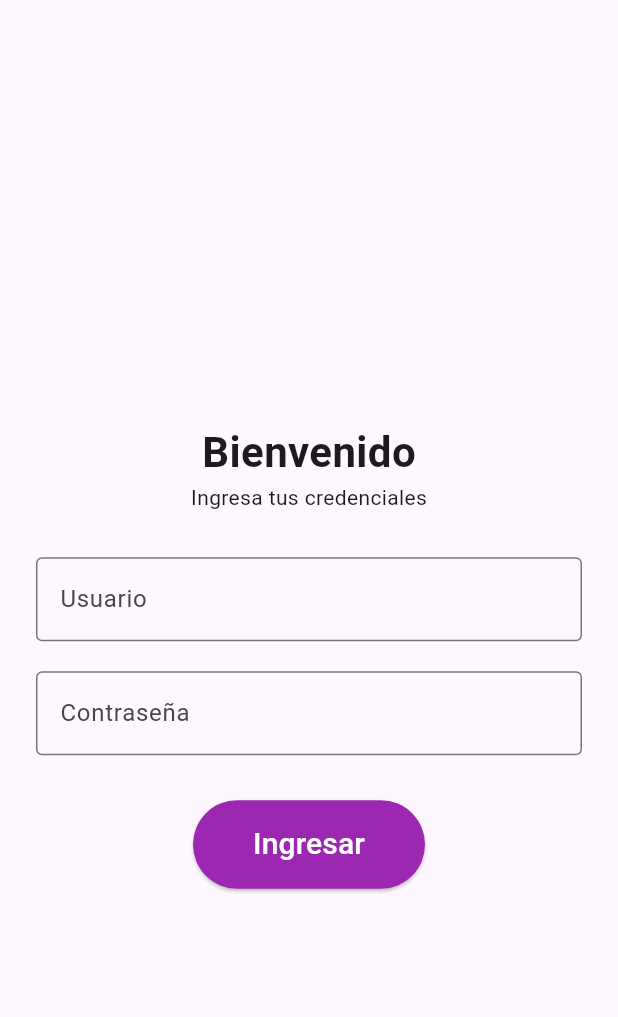
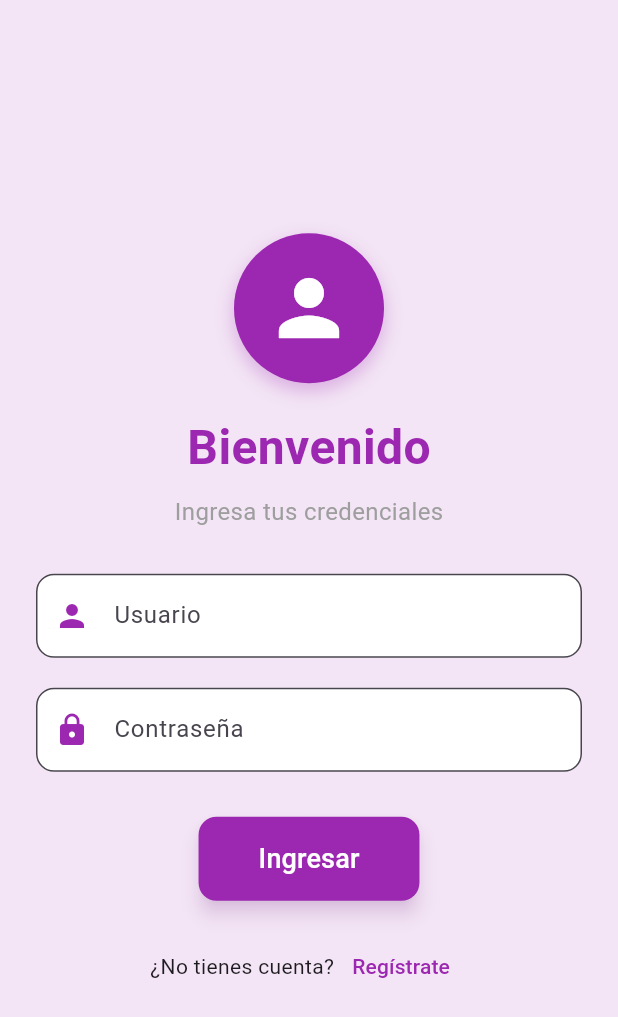
Before and after one commit to MartinAlejandro7/flutter_Alejandro_app_7, a Flutter app: the screen it shows after launch, on a phone screen of 412 x 824 dp. Shown: the top 1017 px of the screen. Run offline on Flutter 3.47's test engine with Material 3 defaults, Android fonts, the phone set to English and light mode, and no system bars; our stand-ins replace dio.

```diff
--- a/lib/controlador/login_controlador.dart
+++ b/lib/controlador/login_controlador.dart
@@ -16,7 +16,6 @@ class LoginControlador {
 
       if (response is Map<String, dynamic>) {
         if (response.containsKey('error')) {
-          // ✅ IMPRIME EN CONSOLA QUE LA CONTRASEÑA ES INCORRECTA
           if (response['error'] == 'Credenciales inválidas') {
             print("==================================");
             print("❌ ERROR: Contraseña o usuario incorrecto");
@@ -34,7 +33,6 @@ class LoginControlador {
 
         Usuario user = Usuario.fromJson(response);
 
-        // ✅ IMPRIME LOS DATOS EN CONSOLA SI EL LOGIN ES EXITOSO
         print("==================================");
         print("✅ LOGIN EXITOSO");
         print("Cédula: ${user.cedulaUsuario}");
@@ -47,7 +45,6 @@ class LoginControlador {
       } else if (response is List && response.isNotEmpty) {
         Usuario user = Usuario.fromJson(response[0]);
 
-        // ✅ IMPRIME LOS DATOS EN CONSOLA
         print("==================================");
         print("✅ LOGIN EXITOSO");
         print("Cédula: ${user.cedulaUsuario}");
--- a/lib/main.dart
+++ b/lib/main.dart
@@ -1,6 +1,5 @@
 import 'package:flutter/material.dart';
 import 'package:flutter_application_7/pantallas/login_page.dart';
-import 'package:flutter_application_7/pantallas/home_page.dart';
 
 void main() {
   runApp(const MyApp());
@@ -14,11 +13,7 @@ class MyApp extends StatelessWidget {
     return MaterialApp(
       title: 'App Login',
       debugShowCheckedModeBanner: false,
-      initialRoute: '/',
-      routes: {
-        '/': (context) => const LoginPage(),
-        '/home': (context) => const HomePage(),
-      },
+      home: const LoginPage(),
     );
   }
 }
--- a/lib/pantallas/login_page.dart
+++ b/lib/pantallas/login_page.dart
@@ -1,6 +1,7 @@
 import 'package:flutter/material.dart';
 import 'package:flutter_application_7/controlador/login_controlador.dart';
 import 'package:flutter_application_7/pantallas/home_page.dart';
+import 'package:flutter_application_7/pantallas/registro_page.dart';
 
 class LoginPage extends StatefulWidget {
   const LoginPage({super.key});
@@ -17,33 +18,79 @@ class _LoginPageState extends State<LoginPage> {
   @override
   Widget build(BuildContext context) {
     return Scaffold(
-      body: Padding(
+      backgroundColor: Colors.purple[50],
+      body: SafeArea(
+        child: Padding(
           padding: const EdgeInsets.symmetric(horizontal: 24.0),
           child: Center(
             child: SingleChildScrollView(
               child: Column(
+                mainAxisAlignment: MainAxisAlignment.center,
                 children: [
-                const SizedBox(height: 50),
+                  Container(
+                    width: 100,
+                    height: 100,
+                    decoration: BoxDecoration(
+                      color: Colors.purple,
+                      borderRadius: BorderRadius.circular(50),
+                      boxShadow: [
+                        BoxShadow(
+                          color: Colors.purple.withOpacity(0.3),
+                          blurRadius: 10,
+                          offset: const Offset(0, 5),
+                        ),
+                      ],
+                    ),
+                    child: const Icon(
+                      Icons.person,
+                      color: Colors.white,
+                      size: 60,
+                    ),
+                  ),
+                  const SizedBox(height: 20),
                   const Text(
                     'Bienvenido',
-                  style: TextStyle(fontSize: 28, fontWeight: FontWeight.bold),
+                    style: TextStyle(
+                      fontSize: 32,
+                      fontWeight: FontWeight.bold,
+                      color: Colors.purple,
                     ),
-                const Text('Ingresa tus credenciales'),
+                  ),
+                  const SizedBox(height: 8),
+                  const Text(
+                    'Ingresa tus credenciales',
+                    style: TextStyle(fontSize: 16, color: Colors.grey),
+                  ),
                   const SizedBox(height: 30),
                   TextField(
                     controller: _usuarioController,
-                  decoration: const InputDecoration(
+                    decoration: InputDecoration(
                       labelText: 'Usuario',
-                    border: OutlineInputBorder(),
+                      border: OutlineInputBorder(
+                        borderRadius: BorderRadius.circular(12),
+                        borderSide: BorderSide(color: Colors.purple),
+                      ),
+                      filled: true,
+                      fillColor: Colors.white,
+                      prefixIcon: const Icon(
+                        Icons.person,
+                        color: Colors.purple,
+                      ),
                     ),
                   ),
                   const SizedBox(height: 20),
                   TextField(
                     controller: _contraseniaController,
                     obscureText: true,
-                  decoration: const InputDecoration(
+                    decoration: InputDecoration(
                       labelText: 'Contraseña',
-                    border: OutlineInputBorder(),
+                      border: OutlineInputBorder(
+                        borderRadius: BorderRadius.circular(12),
+                        borderSide: BorderSide(color: Colors.purple),
+                      ),
+                      filled: true,
+                      fillColor: Colors.white,
+                      prefixIcon: const Icon(Icons.lock, color: Colors.purple),
                     ),
                   ),
                   const SizedBox(height: 30),
@@ -82,13 +129,40 @@ class _LoginPageState extends State<LoginPage> {
                         horizontal: 40,
                         vertical: 15,
                       ),
+                      shape: RoundedRectangleBorder(
+                        borderRadius: BorderRadius.circular(12),
+                      ),
+                      shadowColor: Colors.purple.withOpacity(0.3),
+                      elevation: 5,
                     ),
                     child: const Text(
                       'Ingresar',
-                    style: TextStyle(fontSize: 20, color: Colors.white),
+                      style: TextStyle(fontSize: 18, color: Colors.white),
+                    ),
+                  ),
+                  const SizedBox(height: 20),
+                  Row(
+                    mainAxisAlignment: MainAxisAlignment.center,
+                    children: [
+                      const Text('¿No tienes cuenta?'),
+                      TextButton(
+                        onPressed: () {
+                          Navigator.push(
+                            context,
+                            MaterialPageRoute(
+                              builder: (context) => const RegistroPage(),
+                            ),
+                          );
+                        },
+                        child: const Text(
+                          'Regístrate',
+                          style: TextStyle(color: Colors.purple),
                         ),
                       ),
                     ],
+                  ),
+                ],
+              ),
             ),
           ),
         ),
--- a/lib/servicios/login_service.dart
+++ b/lib/servicios/login_service.dart
@@ -7,7 +7,7 @@ class LoginService {
   Future<dynamic> login(String correo, String contrasenia) async {
     try {
       final response = await Dio().post(
-        service.urlLogin(correo, contrasenia),
+        service.urlLogin(),
         data: {'nomloginUsuario': correo, 'contraseniaUsuario': contrasenia},
         options: Options(headers: {'Content-Type': 'application/json'}),
       );
```
Also changed, not shown: lib/pantallas/registro_page.dart (added, +200 -0 lines), lib/servicios/api_service.dart (+5 -2 lines), lib/servicios/registro_service.dart (added, +38 -0 lines). Lines whose indentation alone changed are shown as unchanged.
